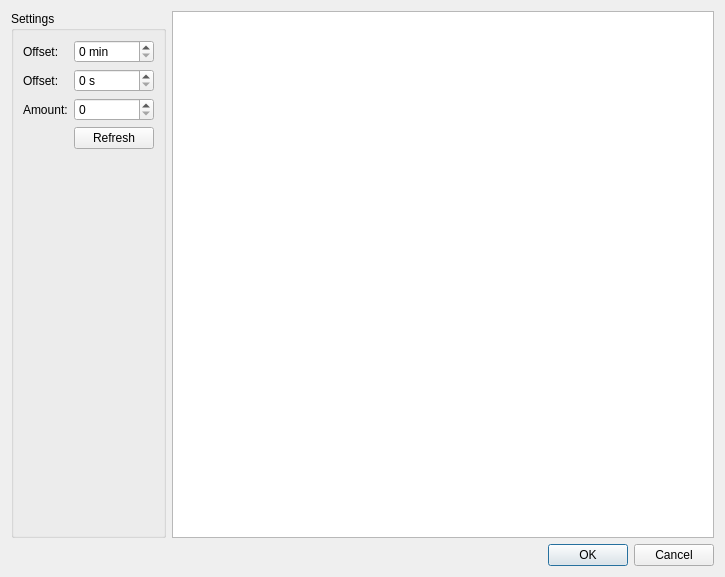
The window that interface/gui/importers/VideoImporter.ui (spillerrec/Overmix) describes before a commit, drawn with Qt 5.
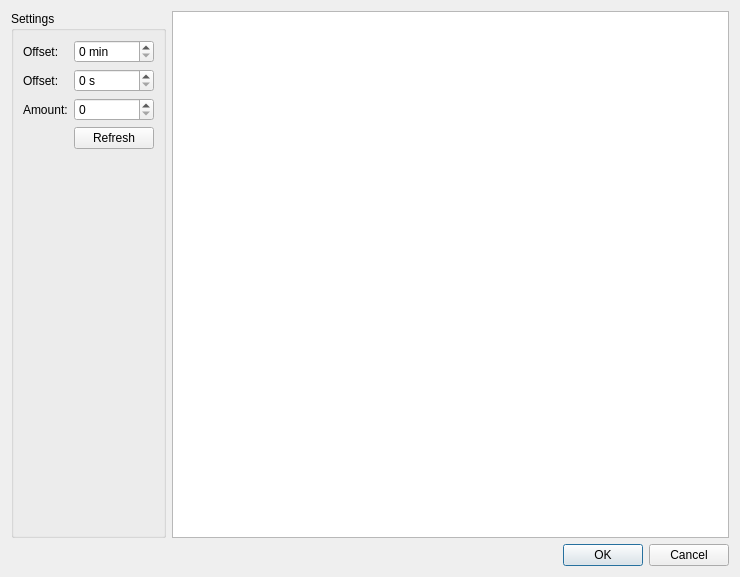
The same window after the commit.

Diff of the .ui file:
```diff
--- a/interface/gui/importers/VideoImporter.ui
+++ b/interface/gui/importers/VideoImporter.ui
@@ -6,7 +6,7 @@
    <rect>
     <x>0</x>
     <y>0</y>
-    <width>725</width>
+    <width>740</width>
     <height>577</height>
    </rect>
   </property>
```
